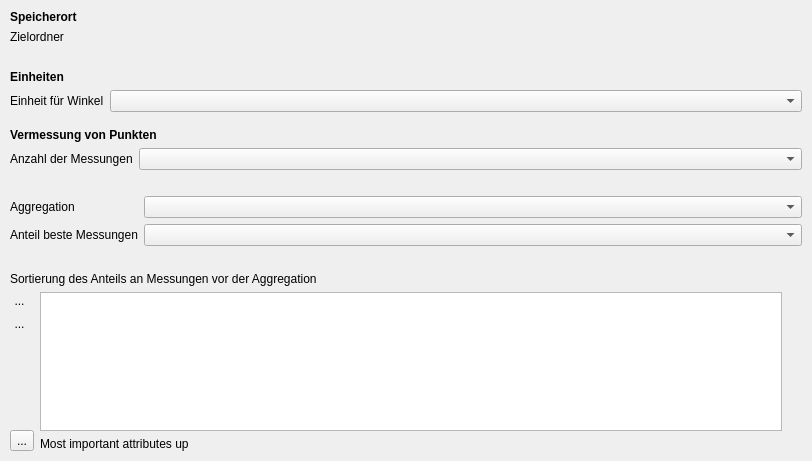
Before: the Qt Designer form gnavs/gui/setup/settings.ui in b-lack/qgis-gnavs-plugin, drawn with Qt 5.
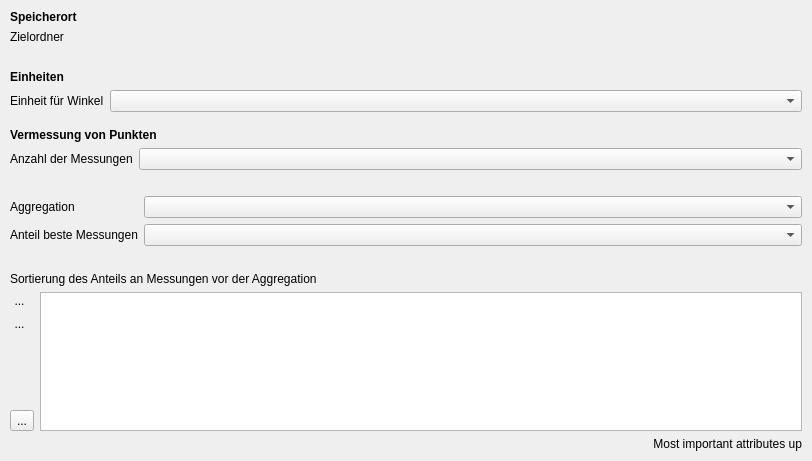
After: the same form once the commit is applied. Custom widgets are drawn as their Qt base class.

```diff
--- a/gnavs/gui/setup/settings.ui
+++ b/gnavs/gui/setup/settings.ui
@@ -169,6 +169,9 @@
        <property name="text">
         <string>Sortierung des Anteils an Messungen vor der Aggregation</string>
        </property>
+       <property name="wordWrap">
+        <bool>true</bool>
+       </property>
       </widget>
      </item>
      <item>
@@ -237,7 +240,7 @@
        <item>
         <layout class="QVBoxLayout" name="verticalLayout_7">
          <property name="rightMargin">
-          <number>20</number>
+          <number>0</number>
          </property>
          <item>
           <widget class="QListWidget" name="lfbGpsInfoSortingList">
@@ -249,16 +252,24 @@
            </property>
           </widget>
          </item>
+        </layout>
+       </item>
+      </layout>
+     </item>
          <item>
           <widget class="QLabel" name="label_8">
+       <property name="font">
+        <font>
+         <pointsize>9</pointsize>
+        </font>
+       </property>
            <property name="text">
             <string>Most important attributes up</string>
            </property>
-          </widget>
-         </item>
-        </layout>
-       </item>
-      </layout>
+       <property name="alignment">
+        <set>Qt::AlignRight|Qt::AlignTrailing|Qt::AlignVCenter</set>
+       </property>
+      </widget>
      </item>
     </layout>
    </item>
```
Lines whose indentation alone changed are shown as unchanged.
